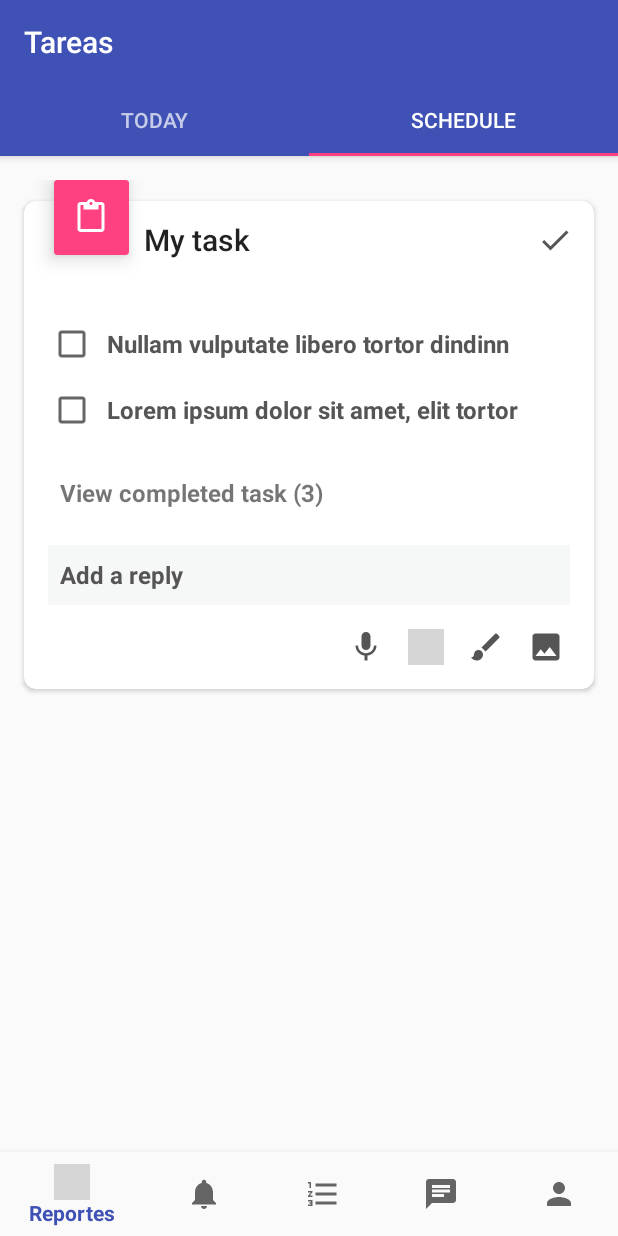
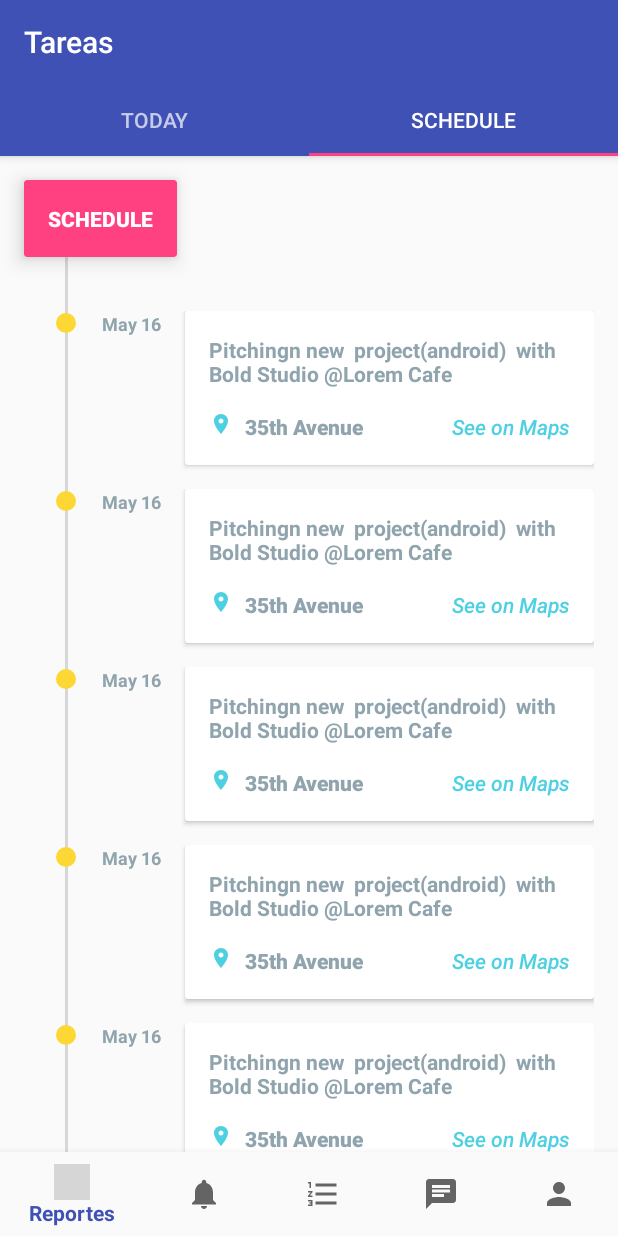
Before and after one commit to exildev/Exile, an Android app: the screen it shows after launch (MainActivity), tab 2 chosen, on a phone screen of 412 x 824 dp. Run offline under Robolectric (Android 15) with nearby library versions, the phone set to English and light mode, and no system bars; grey boxes are pictures that could not be loaded.

Commit message:
primera vista de interfaz de tareas programadas

```diff
--- /dev/null
+++ b/app/src/main/res/drawable/ic_circle_24dp.xml
@@ -0,0 +1,9 @@
+<vector xmlns:android="http://schemas.android.com/apk/res/android"
+    android:width="24dp"
+    android:height="24dp"
+    android:viewportHeight="24.0"
+    android:viewportWidth="24.0">
+    <path
+        android:fillColor="#FF000000"
+        android:pathData="M12,12m-10,0a10,10 0,1 1,20 0a10,10 0,1 1,-20 0" />
+</vector>
--- /dev/null
+++ b/app/src/main/res/drawable/ic_place_24dp.xml
@@ -0,0 +1,9 @@
+<vector xmlns:android="http://schemas.android.com/apk/res/android"
+    android:width="24dp"
+    android:height="24dp"
+    android:viewportHeight="24.0"
+    android:viewportWidth="24.0">
+    <path
+        android:fillColor="#FF000000"
+        android:pathData="M12,2C8.13,2 5,5.13 5,9c0,5.25 7,13 7,13s7,-7.75 7,-13c0,-3.87 -3.13,-7 -7,-7zM12,11.5c-1.38,0 -2.5,-1.12 -2.5,-2.5s1.12,-2.5 2.5,-2.5 2.5,1.12 2.5,2.5 -1.12,2.5 -2.5,2.5z" />
+</vector>
--- a/app/src/main/res/layout/activity_main.xml
+++ b/app/src/main/res/layout/activity_main.xml
@@ -30,6 +30,7 @@
         android:id="@+id/pager"
         android:layout_width="match_parent"
         android:layout_height="match_parent"
+        android:layout_marginBottom="46dp"
         app:layout_behavior="@string/appbar_scrolling_view_behavior" />
 
     <android.support.design.widget.BottomNavigationView
--- a/app/src/main/res/layout/fragment_schedule.xml
+++ b/app/src/main/res/layout/fragment_schedule.xml
@@ -1,16 +1,84 @@
-<android.support.v4.widget.NestedScrollView xmlns:android="http://schemas.android.com/apk/res/android"
+<LinearLayout xmlns:android="http://schemas.android.com/apk/res/android"
+    xmlns:app="http://schemas.android.com/apk/res-auto"
     xmlns:tools="http://schemas.android.com/tools"
     android:layout_width="match_parent"
     android:layout_height="match_parent"
     android:clipToPadding="false"
+    android:orientation="vertical"
     android:paddingTop="16dp"
     tools:context="co.com.exile.exile.task.ScheduleFragment">
 
-    <LinearLayout
+    <android.support.v7.widget.CardView
+        android:layout_width="wrap_content"
+        android:layout_height="wrap_content"
+        android:layout_marginLeft="16dp"
+        android:layout_marginStart="16dp"
+        app:cardBackgroundColor="@color/colorAccent"
+        app:cardElevation="8dp">
+
+        <TextView
+            style="@style/TextAppearance.AppCompat.Button"
+            android:layout_width="wrap_content"
+            android:layout_height="wrap_content"
+            android:layout_margin="16dp"
+            android:text="Schedule"
+            android:textColor="@android:color/white"
+            android:textStyle="bold" />
+    </android.support.v7.widget.CardView>
+
+    <android.support.v4.widget.NestedScrollView
         android:layout_width="match_parent"
-        android:layout_height="wrap_content">
+        android:layout_height="0dp"
+        android:layout_marginEnd="16dp"
+        android:layout_marginLeft="36dp"
+        android:layout_marginRight="16dp"
+        android:layout_marginStart="36dp"
+        android:layout_weight="1"
+        android:clipToPadding="false">
 
-        <include layout="@layout/task" />
-    </LinearLayout>
+        <FrameLayout
+            android:layout_width="match_parent"
+            android:layout_height="wrap_content">
 
-</android.support.v4.widget.NestedScrollView>
+            <ImageView
+                android:layout_width="8dp"
+                android:layout_height="8dp"
+                android:layout_gravity="bottom"
+                android:layout_marginBottom="15dp"
+                android:layout_marginLeft="4dp"
+                android:layout_marginStart="4dp"
+                android:contentDescription="@null"
+                android:tint="#d7d7d7"
+                app:srcCompat="@drawable/ic_circle_24dp" />
+
+            <View
+                android:layout_width="2dp"
+                android:layout_height="match_parent"
+                android:layout_marginBottom="20dp"
+                android:layout_marginLeft="7dp"
+                android:layout_marginStart="7dp"
+                android:background="#d7d7d7" />
+
+            <LinearLayout
+                android:layout_width="match_parent"
+                android:layout_height="wrap_content"
+                android:orientation="vertical"
+                android:paddingTop="36dp">
+
+                <include layout="@layout/schedule_task" />
+
+                <include layout="@layout/schedule_task" />
+
+                <include layout="@layout/schedule_task" />
+
+                <include layout="@layout/schedule_task" />
+
+                <include layout="@layout/schedule_task" />
+
+                <include layout="@layout/schedule_task" />
+
+            </LinearLayout>
+        </FrameLayout>
+
+    </android.support.v4.widget.NestedScrollView>
+</LinearLayout>
--- /dev/null
+++ b/app/src/main/res/layout/schedule_task.xml
@@ -0,0 +1,86 @@
+<?xml version="1.0" encoding="utf-8"?>
+<LinearLayout xmlns:android="http://schemas.android.com/apk/res/android"
+    xmlns:app="http://schemas.android.com/apk/res-auto"
+    xmlns:tools="http://schemas.android.com/tools"
+    android:layout_width="match_parent"
+    android:layout_height="wrap_content"
+    android:orientation="horizontal"
+    tools:showIn="@layout/fragment_schedule">
+
+    <ImageView
+        android:layout_width="16dp"
+        android:layout_height="16dp"
+        android:contentDescription="@null"
+        android:tint="#fdd835"
+        app:srcCompat="@drawable/ic_circle_24dp" />
+
+    <TextView
+        style="@style/TextAppearance.AppCompat.Caption"
+        android:layout_width="wrap_content"
+        android:layout_height="wrap_content"
+        android:layout_marginEnd="16dp"
+        android:layout_marginLeft="16dp"
+        android:layout_marginRight="16dp"
+        android:layout_marginStart="16dp"
+        android:text="May 16"
+        android:textColor="#90a4ae"
+        android:textStyle="bold" />
+
+    <android.support.v7.widget.CardView
+        android:layout_width="wrap_content"
+        android:layout_height="wrap_content"
+        android:layout_marginBottom="16dp">
+
+        <LinearLayout
+            android:layout_width="wrap_content"
+            android:layout_height="wrap_content"
+            android:orientation="vertical">
+
+            <TextView
+                style="@style/TextAppearance.AppCompat.Body1"
+                android:layout_width="wrap_content"
+                android:layout_height="wrap_content"
+                android:layout_margin="16dp"
+                android:text="Pitchingn new  project(android)  with Bold Studio @Lorem Cafe"
+                android:textColor="#90a4ae"
+                android:textStyle="bold" />
+
+            <LinearLayout
+                android:layout_width="match_parent"
+                android:layout_height="wrap_content"
+                android:layout_marginBottom="16dp"
+                android:layout_marginEnd="16dp"
+                android:layout_marginStart="16dp"
+                android:clickable="true"
+                android:foreground="?attr/selectableItemBackground">
+
+                <ImageView
+                    android:layout_width="16dp"
+                    android:layout_height="16dp"
+                    android:contentDescription="@null"
+                    android:tint="#4dd0e1"
+                    app:srcCompat="@drawable/ic_place_24dp" />
+
+                <TextView
+                    style="@style/TextAppearance.AppCompat.Body2"
+                    android:layout_width="0dp"
+                    android:layout_height="wrap_content"
+                    android:layout_marginLeft="8dp"
+                    android:layout_marginStart="8dp"
+                    android:layout_weight="1"
+                    android:text="35th Avenue"
+                    android:textColor="#90a4ae"
+                    android:textStyle="bold" />
+
+                <TextView
+                    style="@style/Base.TextAppearance.AppCompat.Body2"
+                    android:layout_width="wrap_content"
+                    android:layout_height="wrap_content"
+                    android:text="See on Maps"
+                    android:textColor="#4dd0e1"
+                    android:textStyle="italic" />
+            </LinearLayout>
+        </LinearLayout>
+
+    </android.support.v7.widget.CardView>
+</LinearLayout>
```
Also changed, not shown: app/src/main/res/drawable/ic_map_24dp.xml (added, +9 -0 lines), app/src/main/res/layout/fragment_today.xml (+14 -6 lines), app/src/main/res/layout/task.xml (+52 -4 lines).
